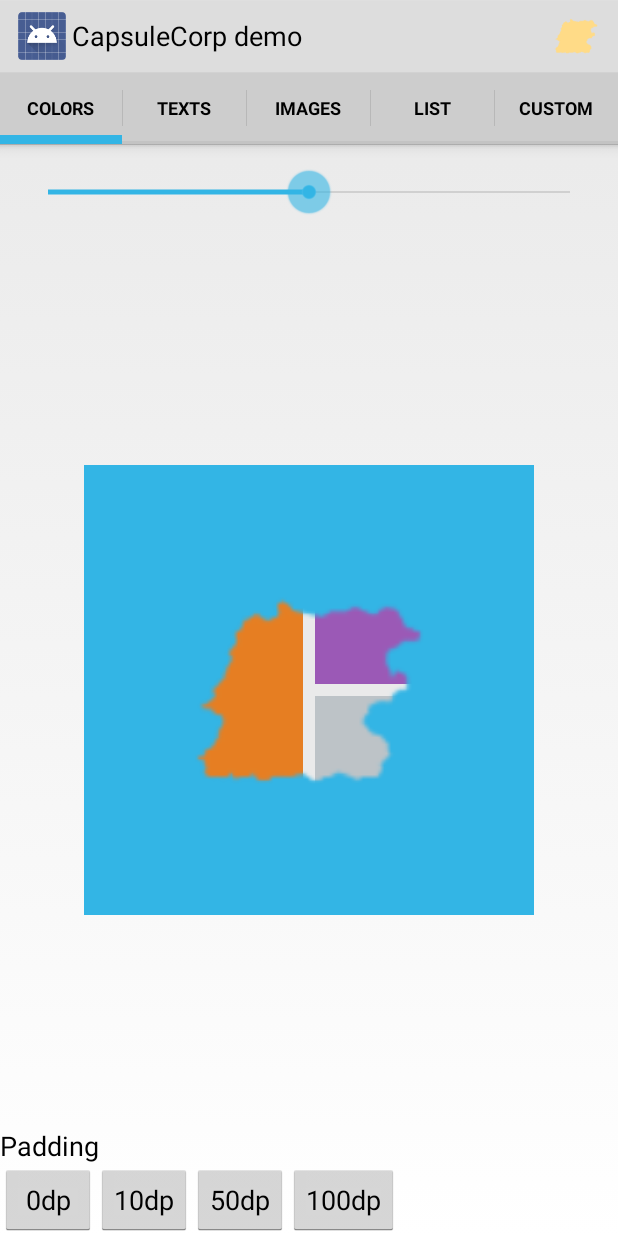
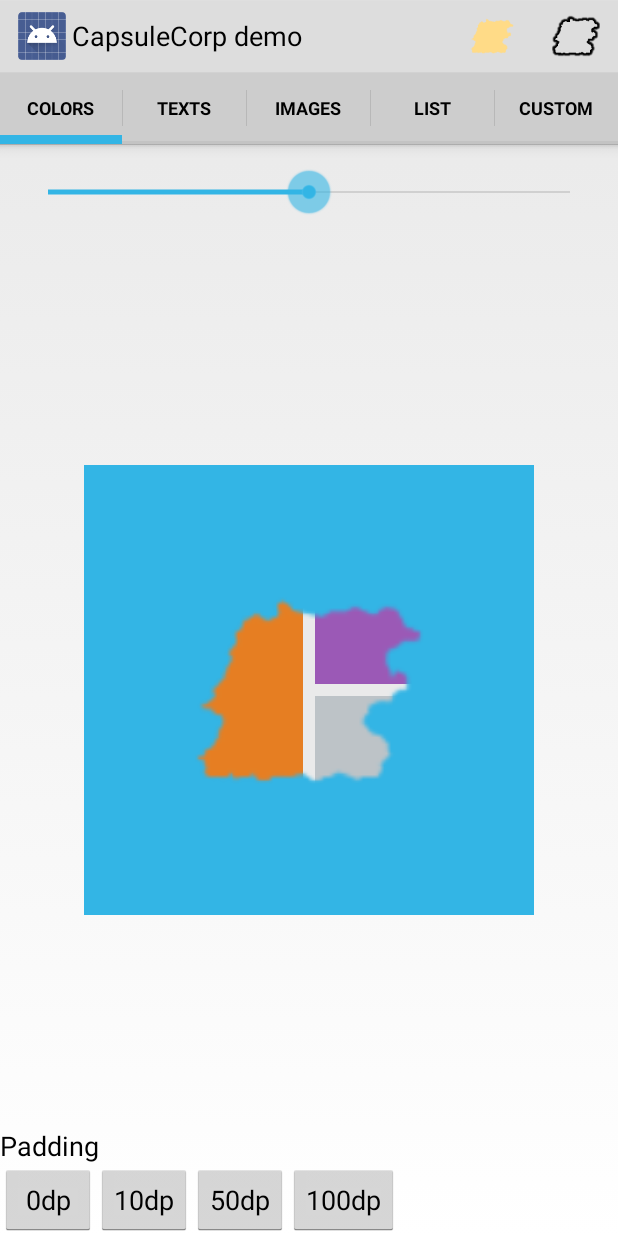
Before and after one commit to alorma/capsulecorp, an Android app: the screen it shows after launch (MainActivity), after a tap on an icon or button, on a phone screen of 412 x 824 dp. Run offline under Robolectric (Android 15) with nearby library versions, the phone set to English and light mode, and no system bars; pictures from the network do not load; 2 other taps on this screen came first.

Commit message:
mask border image

```diff
--- a/Demo/src/main/java/cat/alorma/capsules/ui/fragment/BaseFragment.java
+++ b/Demo/src/main/java/cat/alorma/capsules/ui/fragment/BaseFragment.java
@@ -137,6 +137,9 @@ public abstract class BaseFragment extends Fragment implements SeekBar.OnSeekBar
     public void setMaskEnabled() {
         dispenserView.setMaskEnabled(!dispenserView.isMaskEnabled());
     }
+    public void setMaskBackgroundEnabled(){
+        dispenserView.setBackgroundMaskResource(R.drawable.background_mask);
+    }
 
     @Override
     public boolean onOptionsItemSelected(MenuItem item) {
@@ -144,6 +147,8 @@ public abstract class BaseFragment extends Fragment implements SeekBar.OnSeekBar
 
         if (item.getItemId() == R.id.action_mask) {
             setMaskEnabled();
+        }else if(item.getItemId() == R.id.action_background_mask){
+            setMaskBackgroundEnabled();
         }
 
         return true;
--- a/Demo/src/main/res/menu/main.xml
+++ b/Demo/src/main/res/menu/main.xml
@@ -6,4 +6,8 @@
         android:icon="@drawable/mask"
         android:showAsAction="always"/>
 
+    <item android:id="@+id/action_background_mask"
+        android:icon="@drawable/background_mask"
+        android:showAsAction="always"/>
+
 </menu>
--- a/library/src/main/java/cat/alorma/capsulecorp/library/DispenserView.java
+++ b/library/src/main/java/cat/alorma/capsulecorp/library/DispenserView.java
@@ -32,6 +32,7 @@ public class DispenserView extends View implements Capsule.CapsuleListener {
     private Type concretType;
     private Paint paint;
     private int maskResource = -1;
+    private int BackgroundMaskResource = -1;
     private boolean maskEnabled = false;
     private Bitmap result;
     private Bitmap original;
@@ -124,6 +125,15 @@ public class DispenserView extends View implements Capsule.CapsuleListener {
 
     public int getDividerSize() {
         return divider_size;
+    }
+
+    public int getBackgroundMaskResource() {
+        return BackgroundMaskResource;
+    }
+
+    public void setBackgroundMaskResource(int backgroundMaskResource) {
+        BackgroundMaskResource = backgroundMaskResource;
+        invalidate();
     }
 
     public void setDividerSize(int divider_size) {
@@ -249,6 +259,7 @@ public class DispenserView extends View implements Capsule.CapsuleListener {
 
     private void drawMask(Canvas canvas, Rect bounds) {
         Bitmap mask = null;
+        Bitmap background = null;
         Canvas mCanvas = new Canvas(result);
 
         Paint paint = new Paint(Paint.ANTI_ALIAS_FLAG);
@@ -258,18 +269,28 @@ public class DispenserView extends View implements Capsule.CapsuleListener {
             mask = Bitmap.createScaledBitmap(mask, bounds.width(), bounds.height(), true);
             // mask.eraseColor(Color.TRANSPARENT);
         }
+        if(this.maskEnabled && this.BackgroundMaskResource != -1 ){
+            background = BitmapFactory.decodeResource(getResources(), BackgroundMaskResource);
+            background = Bitmap.createScaledBitmap(background, bounds.width(), bounds.height(), true);
+
+        }
 
         if (mask != null) {
             Rect padding = getBoundPadding(canvas);
             paint.setXfermode(new PorterDuffXfermode(PorterDuff.Mode.DST_IN));
             mCanvas.drawBitmap(original, 0, 0, null);
             mCanvas.drawBitmap(mask, padding.left, padding.top, paint);
+            if(background != null){
+                mCanvas.drawBitmap(background,padding.left, padding.top,null);
+            }
             paint.setXfermode(null);
         } else {
             mCanvas.drawBitmap(original, 0, 0, paint);
         }
 
         canvas.drawBitmap(result, new Matrix(), new Paint());
+
+
     }
 
     private int size() {
```
Also changed, not shown: Demo/src/main/res/drawable/background_mask.png (added).
